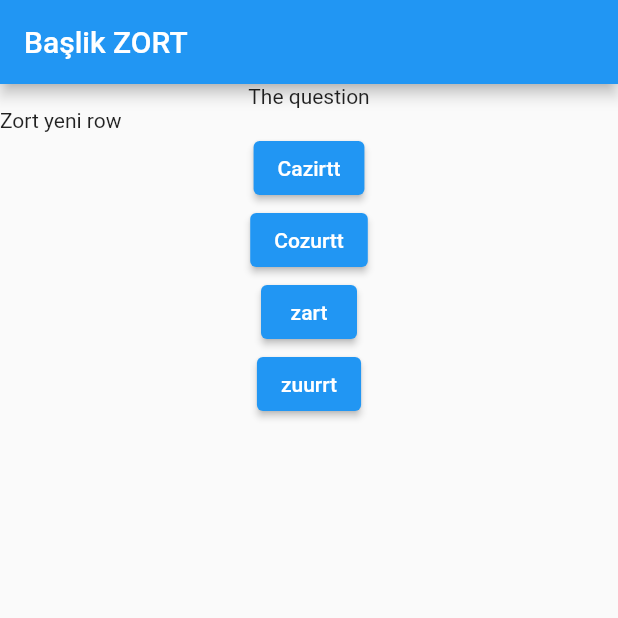
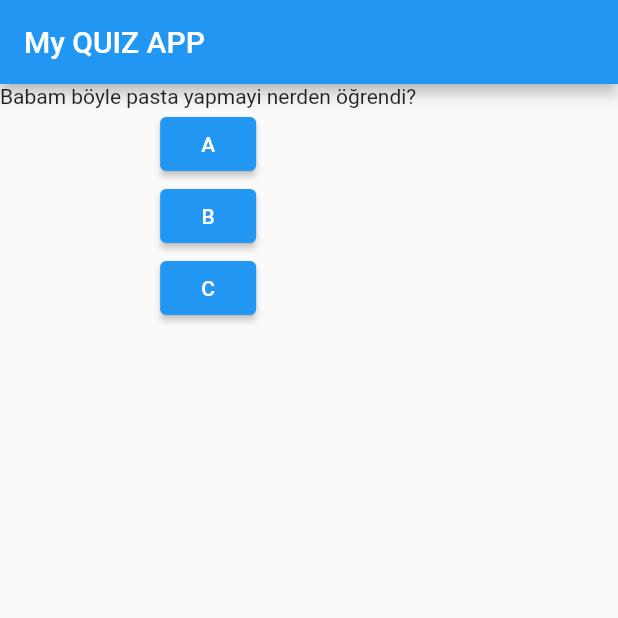
Before and after one commit to alptekinsarilar/myQuizApp, a Flutter app: the screen it shows after launch, on a phone screen of 412 x 824 dp, the top half of it. Run offline on Flutter 3.47's test engine with Material 2 defaults, Android fonts, the phone set to English and light mode, and no system bars.

```diff
--- a/lib/main.dart
+++ b/lib/main.dart
@@ -3,42 +3,39 @@ import 'package:flutter/material.dart';
 void main() => runApp(MyApp());
 
 class MyApp extends StatelessWidget {
-  void action() {
-    print("hey dostum butona BAStin zort");
+  var questionIndex = 0;
+
+  void answerQuestion() {
+    questionIndex++;
+    print('Question $questionIndex has been answered by user.');
   }
 
   @override
   Widget build(BuildContext context) {
+    var questions = [
+      'Babam böyle pasta yapmayi nerden öğrendi?',
+      'Flutter\'da kaliteli bir developer olabilir miyim?',
+      'Zirlamadan önce derin bir nefes almali miyiz?'
+    ];
     return MaterialApp(
       home: Scaffold(
         appBar: AppBar(
-          title: Text('Başlik ZORT'),
+          title: Text('My QUIZ APP'),
         ),
         body: Column(
           children: [
-            Text("The question"),
-            Row(
-              children: [
-                Text('Zort yeni row'),
-              ],
+            Text(questions.elementAt(0)),
+            ElevatedButton(
+              onPressed: answerQuestion,
+              child: Text('A'),
             ),
             ElevatedButton(
-              onPressed: action,
-              child: Text('Cazirtt'),
+              onPressed: answerQuestion,
+              child: Text('B'),
             ),
             ElevatedButton(
-              onPressed: action,
-              child: Text('Cozurtt'),
-            ),
-            ElevatedButton(
-              child: Text('zart'),
-              onPressed: () {
-                print('zart is chosen');
-              },
-            ),
-            ElevatedButton(
-              child: Text('zuurrt'),
-              onPressed: () => print('zuurrt is chosen'),
+              onPressed: answerQuestion,
+              child: Text('C'),
             ),
           ],
         ),
```
